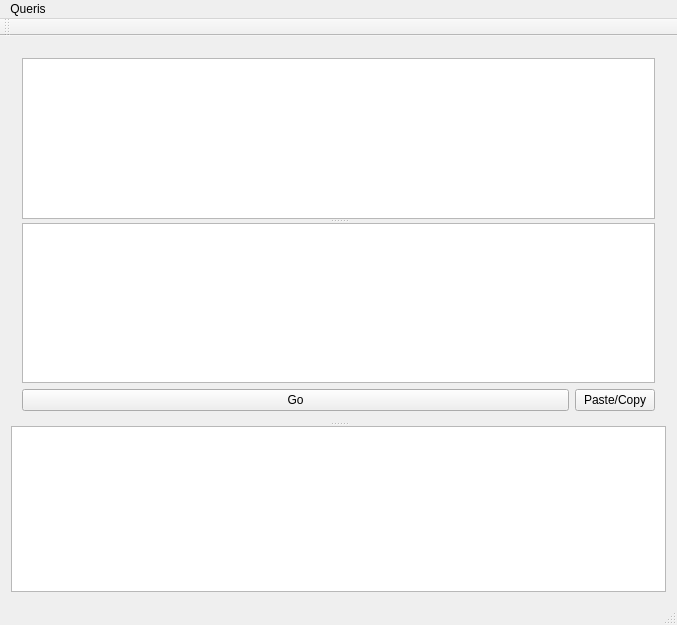
Before: the Qt Designer form Repleisiukas/mainwindow.ui in ssharunas/repleisiukas, drawn with Qt 5.
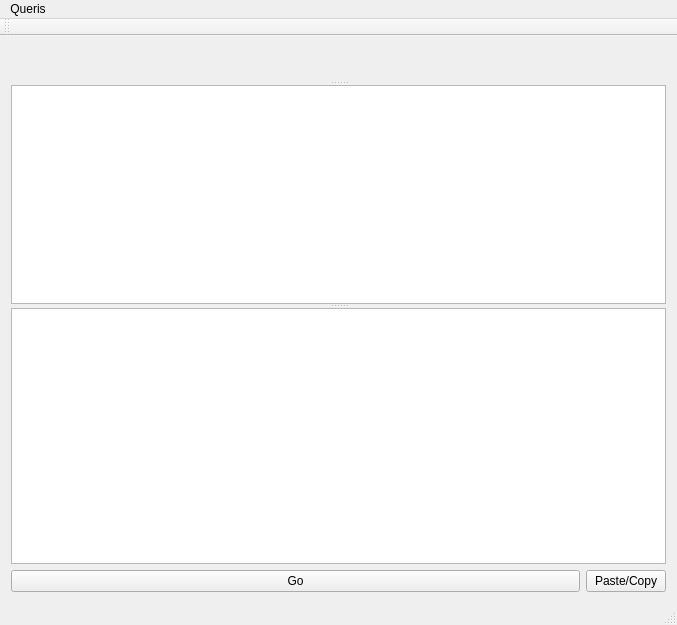
After: the same form once the commit is applied. Custom widgets are drawn as their Qt base class.

```diff
--- a/Repleisiukas/mainwindow.ui
+++ b/Repleisiukas/mainwindow.ui
@@ -14,22 +14,21 @@
    <string>Repleisiukas</string>
   </property>
   <widget class="QWidget" name="centralWidget">
-   <layout class="QHBoxLayout" name="horizontalLayout_2">
-    <item>
-     <widget class="QSplitter" name="splitter_2">
-      <property name="orientation">
-       <enum>Qt::Vertical</enum>
-      </property>
-      <widget class="QWidget" name="layoutWidget">
        <layout class="QVBoxLayout" name="verticalLayout">
         <item>
+     <widget class="QSplitter" name="splitter_2">
+      <property name="orientation">
+       <enum>Qt::Vertical</enum>
+      </property>
          <widget class="QSplitter" name="splitter">
           <property name="orientation">
            <enum>Qt::Vertical</enum>
           </property>
-          <widget class="QPlainTextEdit" name="stringIn"/>
+       <widget class="QAdvancedInputPanel" name="stringIn" native="true"/>
           <widget class="QTextEdit" name="query"/>
          </widget>
+      <widget class="QPlainTextEdit" name="stringOut"/>
+     </widget>
         </item>
         <item>
          <layout class="QHBoxLayout" name="horizontalLayout">
@@ -63,11 +62,6 @@
         </item>
        </layout>
       </widget>
-      <widget class="QPlainTextEdit" name="stringOut"/>
-     </widget>
-    </item>
-   </layout>
-  </widget>
   <widget class="QMenuBar" name="menuBar">
    <property name="geometry">
     <rect>
@@ -107,6 +101,14 @@
   </action>
  </widget>
  <layoutdefault spacing="6" margin="11"/>
+ <customwidgets>
+  <customwidget>
+   <class>QAdvancedInputPanel</class>
+   <extends>QWidget</extends>
+   <header>qadvancedinputpanel.h</header>
+   <container>1</container>
+  </customwidget>
+ </customwidgets>
  <resources/>
  <connections/>
 </ui>
```
Left out of the diff: 12 changed lines with no effect on the pictures. Lines whose indentation alone changed are shown as unchanged.
